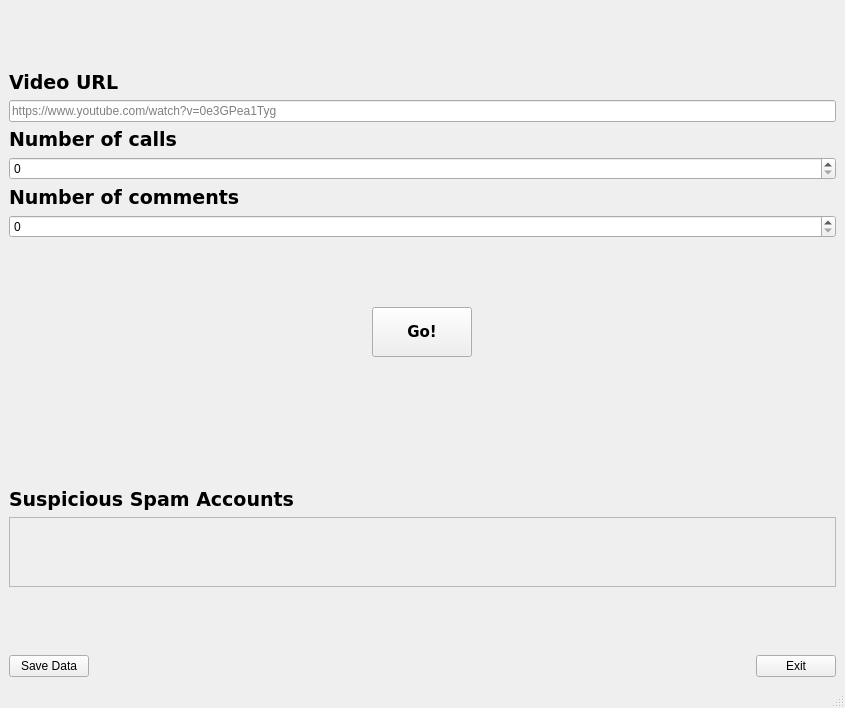
Pristzilla/HackUPCTeamRocket, file ui/main.ui: the form before one commit.
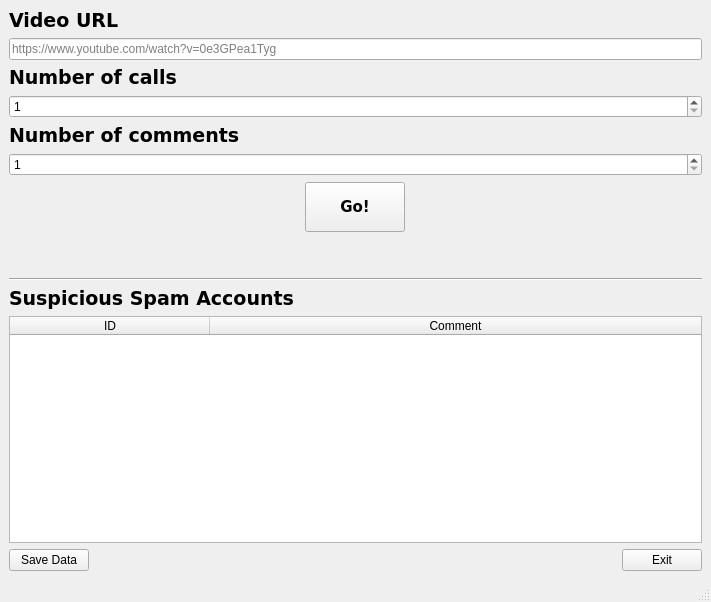
The form after the commit.

What changed in the file:
```diff
--- a/ui/main.ui
+++ b/ui/main.ui
@@ -6,8 +6,8 @@
    <rect>
     <x>0</x>
     <y>0</y>
-    <width>845</width>
-    <height>708</height>
+    <width>711</width>
+    <height>602</height>
    </rect>
   </property>
   <property name="windowTitle">
@@ -20,19 +20,6 @@
    <layout class="QGridLayout" name="gridLayout">
     <item row="0" column="0">
      <layout class="QVBoxLayout" name="verticalLayout">
-      <item>
-       <spacer name="verticalSpacer_2">
-        <property name="orientation">
-         <enum>Qt::Vertical</enum>
-        </property>
-        <property name="sizeHint" stdset="0">
-         <size>
-          <width>20</width>
-          <height>40</height>
-         </size>
-        </property>
-       </spacer>
-      </item>
       <item>
        <widget class="QLabel" name="label">
         <property name="font">
@@ -71,7 +58,14 @@
        </widget>
       </item>
       <item>
-       <widget class="QSpinBox" name="spinBox"/>
+       <widget class="QSpinBox" name="spinBox">
+        <property name="minimum">
+         <number>1</number>
+        </property>
+        <property name="maximum">
+         <number>10000000</number>
+        </property>
+       </widget>
       </item>
       <item>
        <widget class="QLabel" name="label_4">
@@ -89,20 +83,14 @@
        </widget>
       </item>
       <item>
-       <widget class="QSpinBox" name="spinBox_2"/>
-      </item>
-      <item>
-       <spacer name="verticalSpacer_5">
-        <property name="orientation">
-         <enum>Qt::Vertical</enum>
+       <widget class="QSpinBox" name="spinBox_2">
+        <property name="minimum">
+         <number>1</number>
         </property>
-        <property name="sizeHint" stdset="0">
-         <size>
-          <width>20</width>
-          <height>40</height>
-         </size>
+        <property name="maximum">
+         <number>100</number>
         </property>
-       </spacer>
+       </widget>
       </item>
       <item alignment="Qt::AlignHCenter">
        <widget class="QPushButton" name="pushButton_3">
@@ -130,6 +118,9 @@
         <property name="orientation">
          <enum>Qt::Vertical</enum>
         </property>
+        <property name="sizeType">
+         <enum>QSizePolicy::Maximum</enum>
+        </property>
         <property name="sizeHint" stdset="0">
          <size>
           <width>20</width>
@@ -139,17 +130,11 @@
        </spacer>
       </item>
       <item>
-       <spacer name="verticalSpacer_6">
+       <widget class="Line" name="line">
         <property name="orientation">
-         <enum>Qt::Vertical</enum>
+         <enum>Qt::Horizontal</enum>
         </property>
-        <property name="sizeHint" stdset="0">
-         <size>
-          <width>20</width>
-          <height>40</height>
-         </size>
-        </property>
-       </spacer>
+       </widget>
       </item>
       <item>
        <widget class="QLabel" name="label_2">
@@ -167,50 +152,40 @@
        </widget>
       </item>
       <item>
-       <widget class="QScrollArea" name="scrollArea">
-        <property name="enabled">
-         <bool>true</bool>
+       <widget class="QTableWidget" name="tableWidget">
+        <property name="columnCount">
+         <number>2</number>
         </property>
-        <property name="minimumSize">
-         <size>
-          <width>0</width>
-          <height>0</height>
-         </size>
-        </property>
-        <property name="frameShape">
-         <enum>QFrame::StyledPanel</enum>
-        </property>
-        <property name="lineWidth">
-         <number>3</number>
-        </property>
-        <property name="widgetResizable">
+        <attribute name="horizontalHeaderCascadingSectionResizes">
          <bool>true</bool>
-        </property>
-        <widget class="QWidget" name="scrollAreaWidgetContents">
-         <property name="geometry">
-          <rect>
-           <x>0</x>
-           <y>0</y>
-           <width>819</width>
-           <height>85</height>
-          </rect>
+        </attribute>
+        <attribute name="horizontalHeaderDefaultSectionSize">
+         <number>200</number>
+        </attribute>
+        <attribute name="horizontalHeaderShowSortIndicator" stdset="0">
+         <bool>false</bool>
+        </attribute>
+        <attribute name="horizontalHeaderStretchLastSection">
+         <bool>true</bool>
+        </attribute>
+        <attribute name="verticalHeaderCascadingSectionResizes">
+         <bool>false</bool>
+        </attribute>
+        <attribute name="verticalHeaderStretchLastSection">
+         <bool>false</bool>
+        </attribute>
+        <column>
+         <property name="text">
+          <string>ID</string>
          </property>
-        </widget>
+        </column>
+        <column>
+         <property name="text">
+          <string>Comment</string>
+         </property>
+        </column>
        </widget>
       </item>
-      <item>
-       <spacer name="verticalSpacer">
-        <property name="orientation">
-         <enum>Qt::Vertical</enum>
-        </property>
-        <property name="sizeHint" stdset="0">
-         <size>
-          <width>20</width>
-          <height>40</height>
-         </size>
-        </property>
-       </spacer>
-      </item>
       <item>
        <layout class="QHBoxLayout" name="horizontalLayout">
         <item>
```
Left out of the diff: 4 changed lines with no effect on the pictures.
